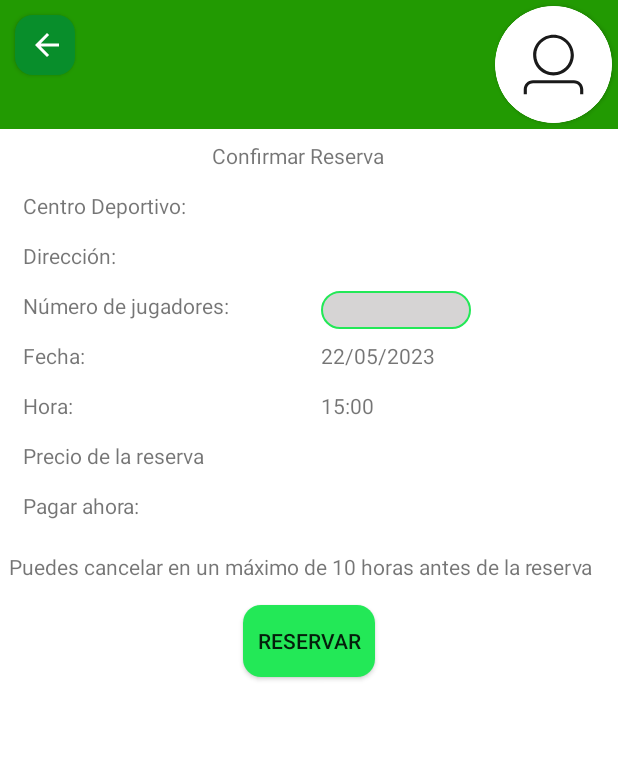
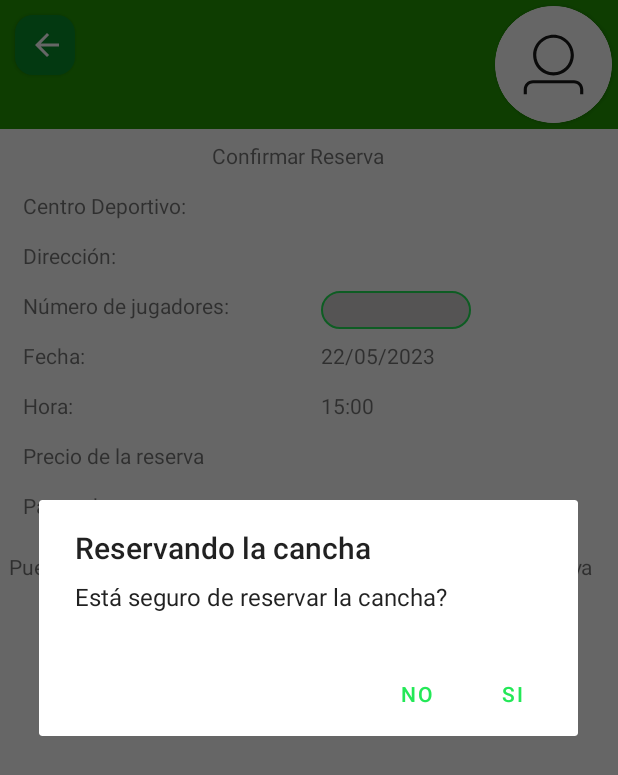
Before and after one commit to WILMANYHS17/EasySoccerFinal, an Android app: the ReserveUserActivity screen opened directly, with no data from a screen before it, after a tap on "RESERVAR", on a phone screen of 412 x 824 dp. Shown: the top 775 px of the screen. Run offline under Robolectric (Android 15) with nearby library versions, the phone set to English and light mode, and no system bars; our stand-ins replace Firebase (no records; nobody signed in at launch, a user with empty details on screens opened directly); 2 statements that could not run were skipped.

Commit message:
Se creó la confirmación cuando el usuario toca el botón de reservar.

```diff
--- a/app/src/main/java/com/example/easysoccer1/ui/view/ReserveUserActivity.kt
+++ b/app/src/main/java/com/example/easysoccer1/ui/view/ReserveUserActivity.kt
@@ -1,7 +1,9 @@
 package com.example.easysoccer1.ui.view
 
+import android.content.DialogInterface
 import androidx.appcompat.app.AppCompatActivity
 import android.os.Bundle
+import androidx.appcompat.app.AlertDialog
 import androidx.lifecycle.lifecycleScope
 import com.example.easysoccer1.R
 import com.example.easysoccer1.data.models.Reserve
@@ -40,7 +42,7 @@ class ReserveUserActivity : AppCompatActivity() {
             loadDataReserve()
         }
 
-        binding.buttonReserve.setOnClickListener { generateRandomNumber() }
+        binding.buttonReserve.setOnClickListener { createReserve() }
 
     }
 
@@ -53,26 +55,19 @@ class ReserveUserActivity : AppCompatActivity() {
     }
 
 
-    fun generateRandomNumber(): Int {
-        val generatedNumbers = mutableSetOf<Int>()
-        var number: Int
-        do {
-            number = (100000..999999).random()
-        } while (generatedNumbers.contains(number))
-        generatedNumbers.add(number)
-        createReserve(number)
-        return number
-    }
-
-    private fun createReserve(number: Int) {
+    private fun createReserve() {
         val reserveUserViewModel: ReserveUserViewModel by viewModel()
+        val number = generateRandomNumber()
         val prefs = applicationContext.getSharedPreferences(
             "easySoccer",
             AppCompatActivity.MODE_PRIVATE
         )
         val properName = prefs.getString("Name", "")
         val emailUser = prefs.getString("email", "")
-
+        AlertDialog.Builder(this).apply {
+            setTitle("Reservando la cancha")
+            setMessage("Está seguro de reservar la cancha?")
+            setPositiveButton("Si") { _: DialogInterface, _: Int ->
                 reserveUserViewModel.setReserve(
                     Reserve(
                         nameSportCenter = binding.nameSportCenterReservation.text.toString(),
@@ -86,4 +81,18 @@ class ReserveUserActivity : AppCompatActivity() {
                     ), emailUser
                 )
             }
+            setNegativeButton("No", null)
+        }.show()
+
     }
+
+    fun generateRandomNumber(): Int {
+        val generatedNumbers = mutableSetOf<Int>()
+        var number: Int
+        do {
+            number = (100000..999999).random()
+        } while (generatedNumbers.contains(number))
+        generatedNumbers.add(number)
+        return number
+    }
+}
```
Lines whose indentation alone changed are shown as unchanged.
